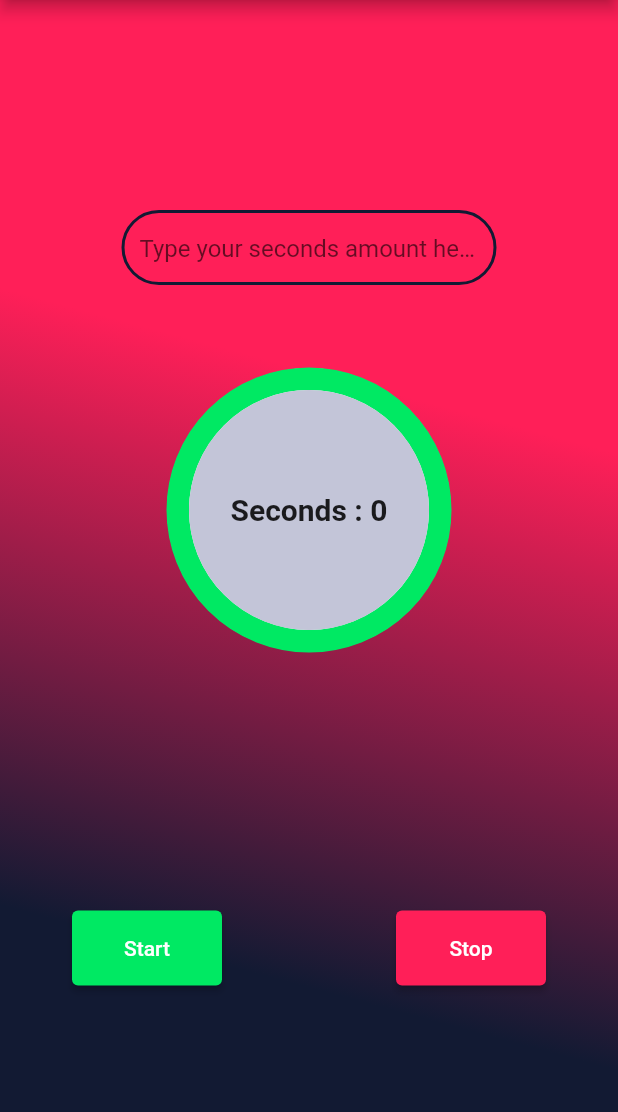
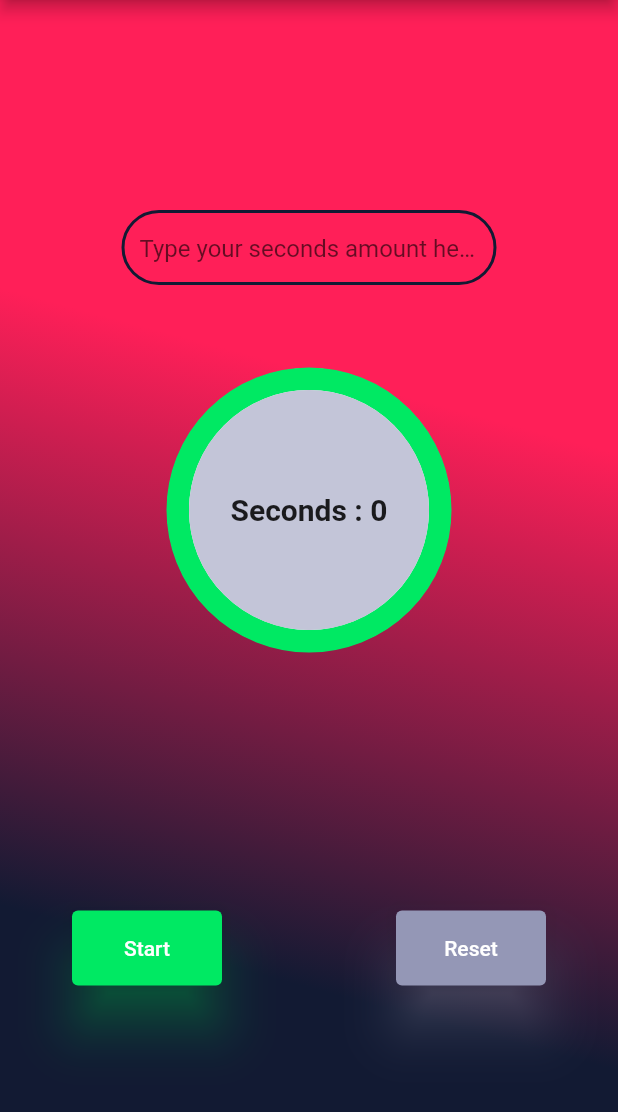
Before and after one commit to mkprogrammer15/timer_app, a Flutter app: the screen it shows after launch, after a tap on "Start", on a phone screen of 412 x 824 dp, the part 84-1196 px from its top. Run offline on Flutter 3.47's test engine with Material 2 defaults, Android fonts, the phone set to English and light mode, and no system bars.

Commit message:
fixed bug time init

```diff
--- a/lib/timer_screen.dart
+++ b/lib/timer_screen.dart
@@ -17,8 +17,10 @@ class _TimerScreenState extends State<TimerScreen> with TickerProviderStateMixin
   late final AnimationController controller;
   late final Animation<double> progressAnimation;
   bool startButtonIsActive = false;
+  bool stopButtonIsActive = true;
   final shakeKey = GlobalKey<ShakeWidgetState>();
   final TextEditingController timeInput = TextEditingController();
+  String stopButtonDescription = '';
 
   @override
   void initState() {
@@ -54,7 +56,11 @@ class _TimerScreenState extends State<TimerScreen> with TickerProviderStateMixin
           builder: (context, _, __) {
             if (TimerService.counter.value == 0) {
               shakeKey.currentState?.shake();
+              stopButtonDescription = 'Reset';
+            } else {
+              stopButtonDescription = 'Stop';
             }
+
             return SingleChildScrollView(
               child: SizedBox(
                 height: size.height,
@@ -116,6 +122,7 @@ class _TimerScreenState extends State<TimerScreen> with TickerProviderStateMixin
                                 ? () {}
                                 : () {
                                     startButtonIsActive = true;
+                                    stopButtonIsActive = false;
                                     final userValue = int.parse(timeInput.text.isEmpty ? '10' : timeInput.text);
                                     if (TimerService.counter.value != userValue) {
                                       return;
@@ -136,12 +143,15 @@ class _TimerScreenState extends State<TimerScreen> with TickerProviderStateMixin
                             width: 20,
                           ),
                           TimerButton(
-                            buttonName: 'Stop',
-                            backGroundColor: cherry,
+                            buttonName: stopButtonDescription,
+                            backGroundColor: stopButtonIsActive ? blueyGrey : cherry,
                             timeInput: timeInput,
-                            onPressed: () {
+                            onPressed: stopButtonIsActive
+                                ? () {}
+                                : () {
                                     HapticFeedback.heavyImpact();
                                     startButtonIsActive = false;
+                                    stopButtonIsActive = true;
                                     TimerService.stopTimer();
                                     TimerService.resetTimer();
                                     timeInput.clear();
--- a/lib/widgets/button_timer.dart
+++ b/lib/widgets/button_timer.dart
@@ -1,3 +1,4 @@
+import 'package:adesso_timer/utils/style_constants.dart';
 import 'package:flutter/material.dart';
 
 class TimerButton extends StatelessWidget {
@@ -18,6 +19,8 @@ class TimerButton extends StatelessWidget {
   Widget build(BuildContext context) {
     return ElevatedButton(
       style: ButtonStyle(
+        elevation: MaterialStateProperty.resolveWith((elev) => 15),
+        shadowColor: MaterialStateProperty.resolveWith((color) => backGroundColor),
         fixedSize: MaterialStateProperty.resolveWith((size) => const Size(100, 50)),
         backgroundColor: MaterialStateProperty.resolveWith((color) => backGroundColor),
       ),
```
Lines whose indentation alone changed are shown as unchanged.
